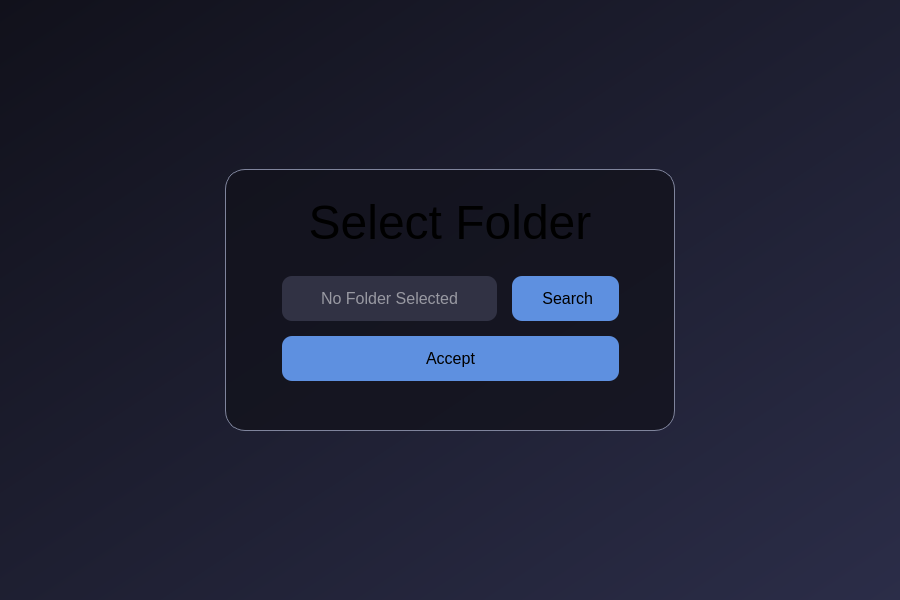
This is source/views/screens/select-folder-screen.ui in DavisLCVB/XCursorMorph as Qt 5 draws it before an edit. The edited form follows.
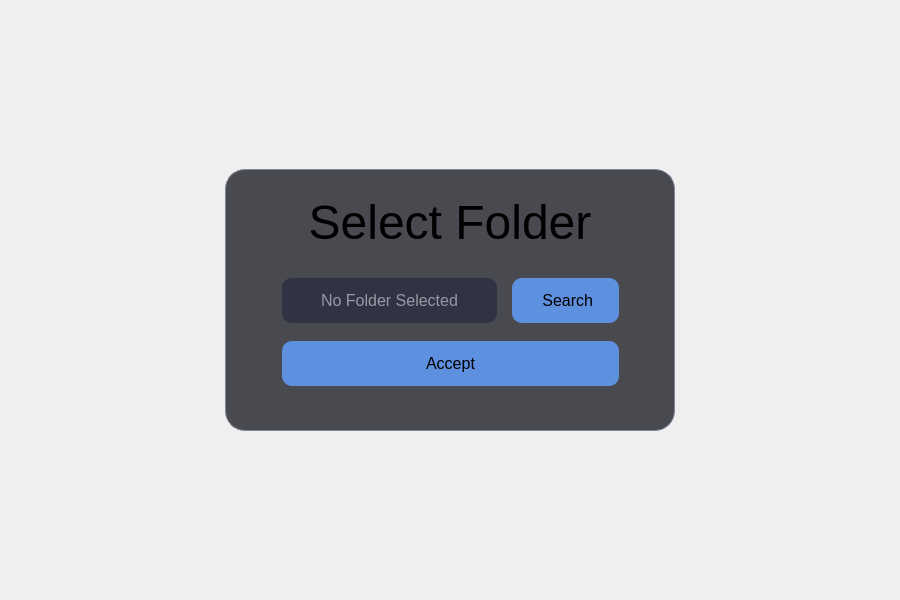
This is the edited form. Icons and pictures are not drawn.

The edit to the form file:
```diff
--- a/source/views/screens/select-folder-screen.ui
+++ b/source/views/screens/select-folder-screen.ui
@@ -36,9 +36,7 @@
    <item>
     <widget class="QWidget" name="Background" native="true">
      <property name="styleSheet">
-      <string notr="true">QWidget#Background{
-	background-color: qlineargradient(spread:pad, x1:0, y1:0, x2:1, y2:1, stop:0 rgba(17, 17, 27, 255), stop:1 rgba(43, 45, 72, 255));
-}</string>
+      <string notr="true">background: transparent</string>
      </property>
      <layout class="QHBoxLayout" name="horizontalLayout_2" stretch="1,1,1">
       <property name="spacing">
@@ -217,6 +215,9 @@
                   </size>
                  </property>
                  <layout class="QVBoxLayout" name="verticalLayout_3">
+                  <property name="spacing">
+                   <number>20</number>
+                  </property>
                   <property name="leftMargin">
                    <number>0</number>
                   </property>
@@ -227,7 +228,7 @@
                    <number>0</number>
                   </property>
                   <property name="bottomMargin">
-                   <number>0</number>
+                   <number>30</number>
                   </property>
                   <item>
                    <widget class="QWidget" name="widget_4" native="true">
@@ -373,6 +374,7 @@
 	background-color: rgb(94, 144, 224);
 	font-size: 12pt;
 	border-radius:10px;
+	margin: 0px 0px 5px 0px;
 }
 QPushButton#AcceptButton:hover{
 	background-color: rgb(146, 181, 237);
@@ -398,19 +400,6 @@
                     </layout>
                    </widget>
                   </item>
-                  <item>
-                   <spacer name="verticalSpacer_3">
-                    <property name="orientation">
-                     <enum>Qt::Orientation::Vertical</enum>
-                    </property>
-                    <property name="sizeHint" stdset="0">
-                     <size>
-                      <width>20</width>
-                      <height>31</height>
-                     </size>
-                    </property>
-                   </spacer>
-                  </item>
                  </layout>
                 </widget>
                </item>
```
Left out of the diff: 6 changed lines with no effect on the pictures.
